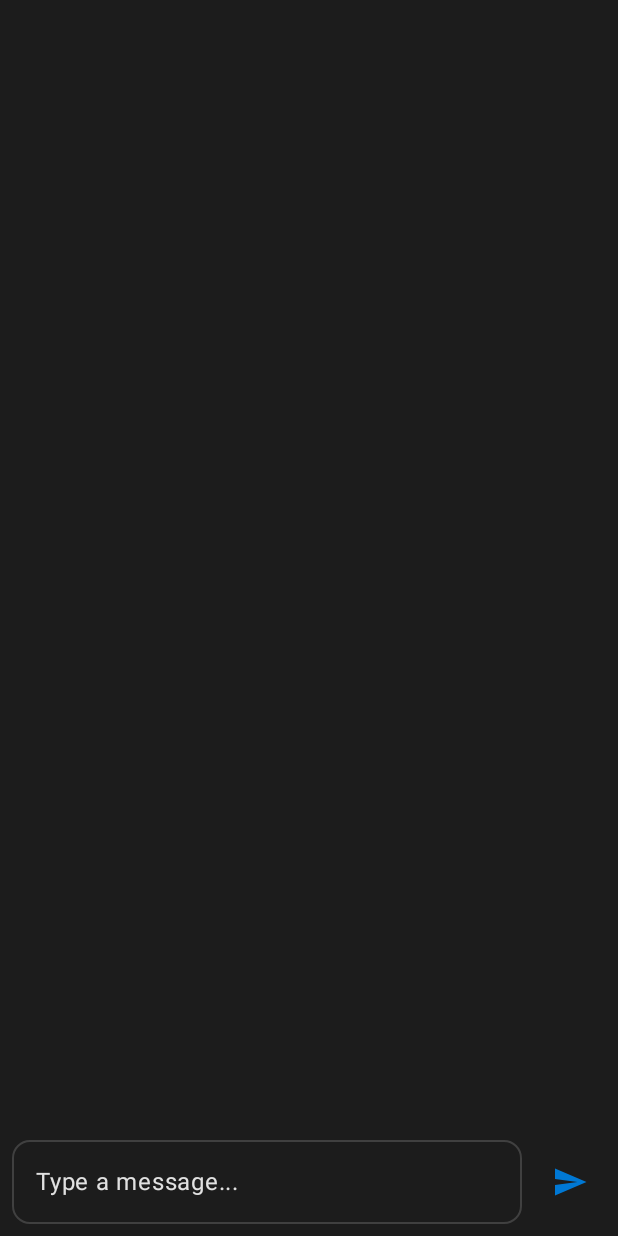
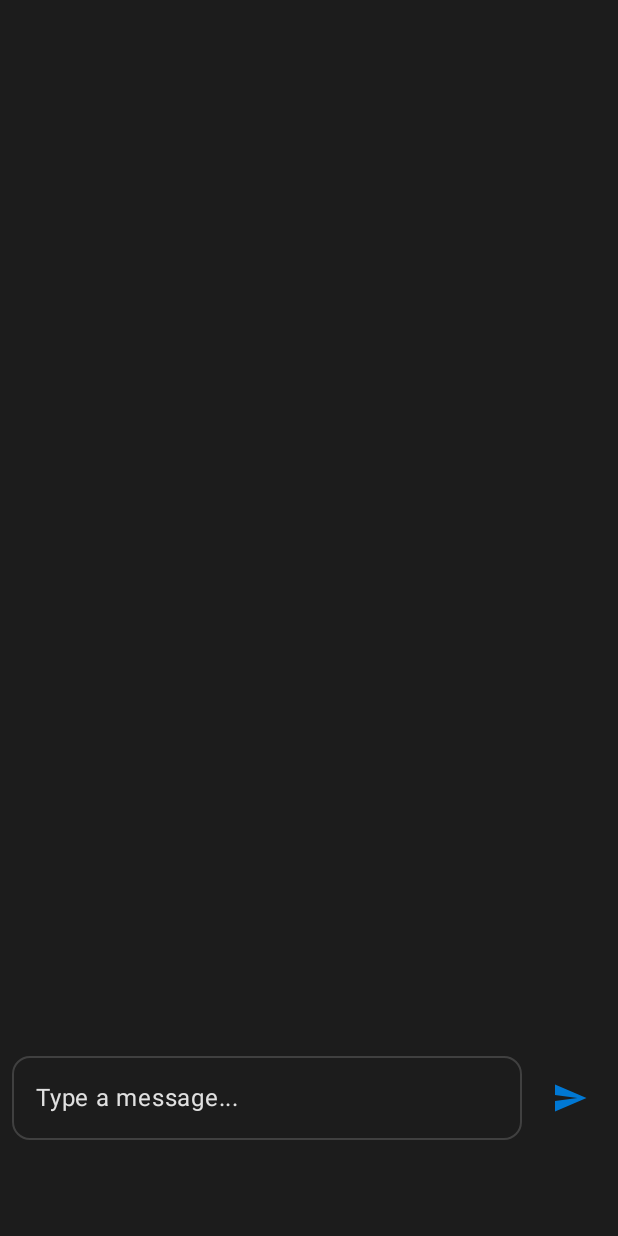
Before and after one commit to IamFishR/kotlin, an Android app built with Jetpack Compose: the composable ChatbotScreen shown on its own in the app's theme, on a phone screen of 412 x 824 dp. Run offline under Robolectric (Android 15) with nearby library versions, the phone set to English and light mode, and no system bars; libraries missing offline, so code that uses them is left out: com.google.mediapipe.tasks; 2 statements that could not run were skipped.

Commit message:
Fix: Adjust ChatbotScreen padding to account for persistent taskbar
Previously, the ChatbotScreen's input field and messages could be
obscured by the keyboard when the persistent system taskbar was present.

This change introduces a TaskbarHeight constant (56.dp) in ChatbotScreen.kt
and adds this as bottom padding to the root Column, *after* the
windowInsetsPadding(WindowInsets.ime). This ensures the chat content is
pushed up by both the keyboard (when visible) and the persistent taskbar.

```diff
--- a/app/src/main/java/com/win11launcher/ui/components/ChatbotScreen.kt
+++ b/app/src/main/java/com/win11launcher/ui/components/ChatbotScreen.kt
@@ -25,6 +25,8 @@ import com.win11launcher.services.AIService
 import com.win11launcher.ui.theme.Win11Colors // Import Win11Colors
 import com.win11launcher.viewmodels.ChatbotViewModel
 
+private val TaskbarHeight = 56.dp
+
 @Composable
 fun ChatbotScreen() {
     val context = LocalContext.current
@@ -44,7 +46,8 @@ fun ChatbotScreen() {
         modifier = Modifier
             .fillMaxSize()
             .background(Win11Colors.SystemBackground) // Use Win11Colors
-            .windowInsetsPadding(WindowInsets.ime)
+            .windowInsetsPadding(WindowInsets.ime) // Handles keyboard
+            .padding(bottom = TaskbarHeight) // Handles persistent taskbar
     ) {
         LazyColumn(
             modifier = Modifier.weight(1f),
```
